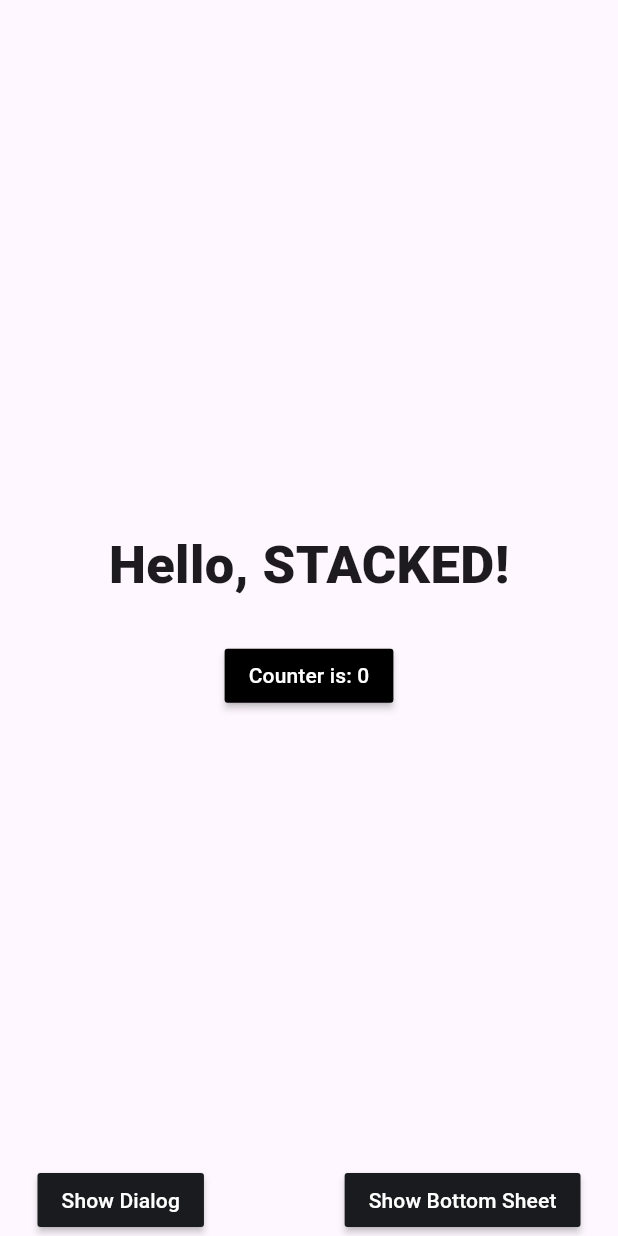
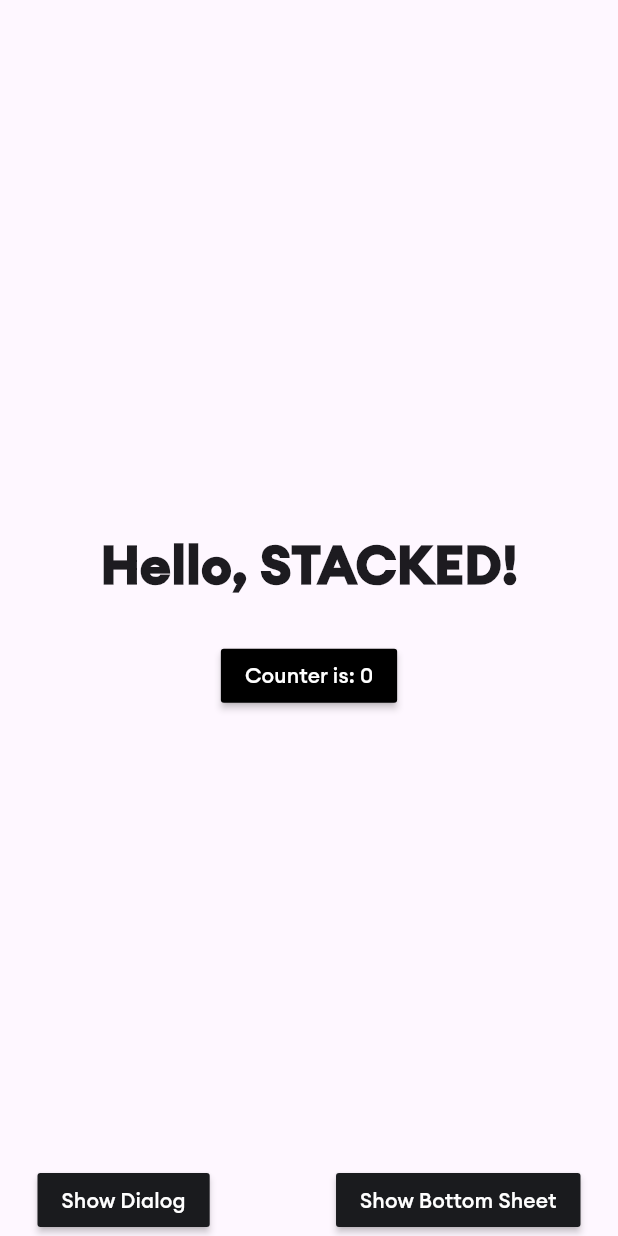
Before and after one commit to calebjesusegun/real_estate_app, a Flutter app: the screen it shows after launch, on a phone screen of 412 x 824 dp. Run offline on Flutter 3.47's test engine with Material 3 defaults, Android fonts, the phone set to English and light mode, and no system bars; our stand-ins replace flutter_screenutil, stacked, stacked_services, stacked_shared.

Commit message:
:construction: chore: App Typography Setup

```diff
--- a/lib/main.dart
+++ b/lib/main.dart
@@ -1,4 +1,5 @@
 import 'package:flutter/material.dart';
+import 'package:flutter_screenutil/flutter_screenutil.dart';
 import 'package:real_estate_app/app/app.bottomsheets.dart';
 import 'package:real_estate_app/app/app.dialogs.dart';
 import 'package:real_estate_app/app/app.locator.dart';
@@ -18,7 +19,19 @@ class MainApp extends StatelessWidget {
 
   @override
   Widget build(BuildContext context) {
+    return ScreenUtilInit(
+        designSize: const Size(390, 844),
+        minTextAdapt: true,
+        useInheritedMediaQuery: true,
+        splitScreenMode: true,
+        ensureScreenSize: true,
+        builder: (context, child) {
         return MaterialApp(
+          debugShowCheckedModeBanner: false,
+          title: 'Real Estate App',
+          theme: ThemeData(
+            fontFamily:'Euclid Circular A',
+          ),
           initialRoute: Routes.startupView,
           onGenerateRoute: StackedRouter().onGenerateRoute,
           navigatorKey: StackedService.navigatorKey,
@@ -27,4 +40,6 @@ class MainApp extends StatelessWidget {
           ],
         );
       }
+    );
   }
+}
```
Also changed, not shown: lib/ui/common/app_text_styles.dart (added, +100 -0 lines), pubspec.yaml (+21 -0 lines), assets/fonts/Euclid Circular A Bold Italic.ttf (added), assets/fonts/Euclid Circular A Bold.ttf (added), assets/fonts/Euclid Circular A Italic.ttf (added), assets/fonts/Euclid Circular A Light Italic.ttf (added), assets/fonts/Euclid Circular A Light.ttf (added), assets/fonts/Euclid Circular A Medium Italic.ttf (added), assets/fonts/Euclid Circular A Medium.ttf (added), assets/fonts/Euclid Circular A Regular.ttf (added), assets/fonts/Euclid Circular A SemiBold Italic.ttf (added), assets/fonts/Euclid Circular A SemiBold.ttf (added), pubspec.lock, 6 other files. Lines whose indentation alone changed are shown as unchanged.
